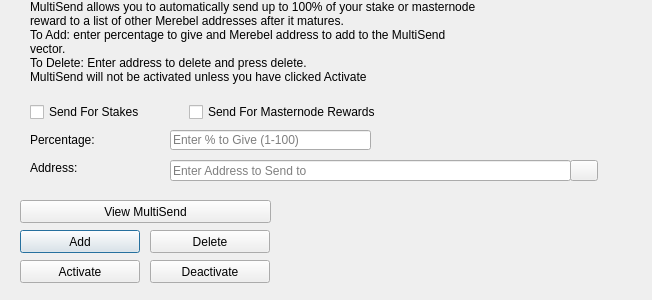
This is src/qt/forms/multisenddialog.ui in ElCrebel/Merebel as Qt 5 draws it before an edit. The edited form follows.
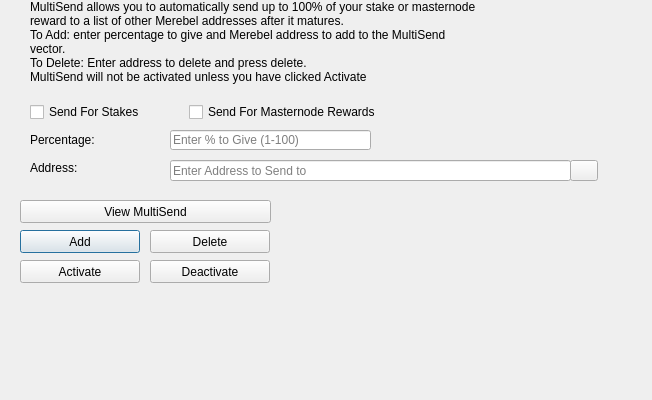
This is the edited form. Icons and pictures are not drawn.

Commit message: multisend form adjusted

```diff
--- a/src/qt/forms/multisenddialog.ui
+++ b/src/qt/forms/multisenddialog.ui
@@ -10,7 +10,7 @@
     <x>0</x>
     <y>0</y>
     <width>652</width>
-    <height>300</height>
+    <height>400</height>
    </rect>
   </property>
   <property name="windowTitle">
```
